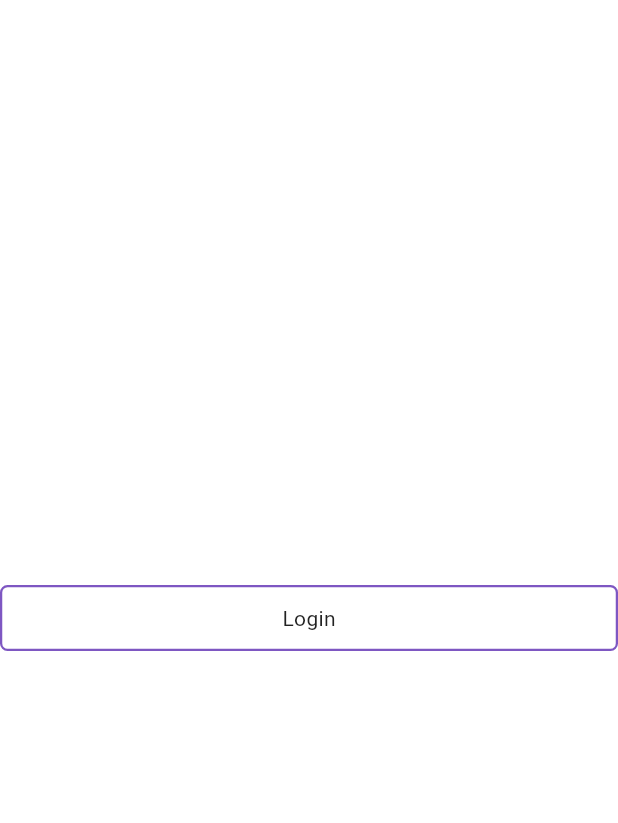
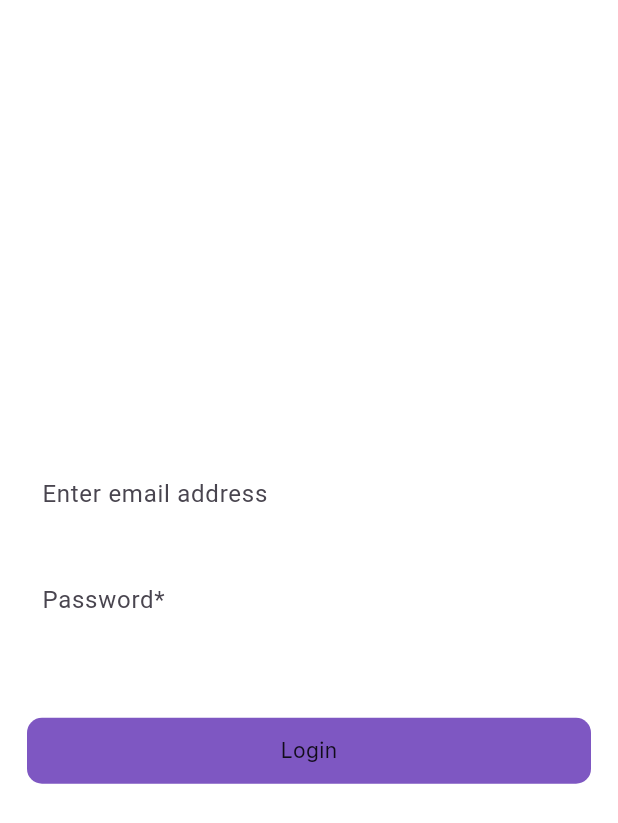
Before and after one commit to thisismanishrajput/flutter-store, a Flutter app: the screen it shows after launch, on a phone screen of 412 x 824 dp. Shown: the top 823 px of the screen. Run offline on Flutter 3.47's test engine with Material 3 defaults, Android fonts, the phone set to English and light mode, and no system bars; our stand-ins replace animate_do, google_fonts; statements that could not run were skipped.

Commit message:
login page and config

```diff
--- a/lib/common/utils/colors.dart
+++ b/lib/common/utils/colors.dart
@@ -1,4 +1,5 @@
 import 'package:flutter/material.dart';
+import 'package:google_fonts/google_fonts.dart';
 
 class AppColors {
   static const primary = Color(0xFF7E57C2);
@@ -13,9 +14,9 @@ class AppColors {
       backgroundColor: primary,
       foregroundColor: Colors.black,
     ),
-    textTheme: const TextTheme(
-      titleLarge: TextStyle(color: Colors.black), // AppBar title color
-      bodyMedium: TextStyle(color: Colors.black87), // Body text color
+    textTheme:   TextTheme(
+      titleLarge: GoogleFonts.inter(color: Colors.black), // AppBar title color
+      bodyMedium: GoogleFonts.inter(color: Colors.black87),
     ),
   );
 
@@ -28,9 +29,9 @@ class AppColors {
       backgroundColor: primary,
       foregroundColor: Colors.white,
     ),
-    textTheme: const TextTheme(
-      titleLarge: TextStyle(color: Colors.white), // AppBar title color
-      bodyMedium: TextStyle(color: Colors.white70), // Body text color
+    textTheme:   TextTheme(
+       titleLarge: GoogleFonts.inter(color: Colors.black),
+      bodyMedium: GoogleFonts.inter(color: Colors.black87),
     ),
     // You can add more dark theme colors if needed
   );
--- /dev/null
+++ b/lib/common/utils/constant.dart
@@ -0,0 +1,25 @@
+
+import 'package:flutter/material.dart';
+import 'package:google_fonts/google_fonts.dart';
+
+class AppConstant{
+  static SizedBox heightSpace() =>const SizedBox(height: 15,);
+}
+
+
+
+class AppTheme {
+
+
+  static TextStyle textFieldStyle(BuildContext context) => GoogleFonts.roboto(
+        fontSize: 16,
+        color:  Theme.of(context).brightness == Brightness.dark ? Colors.white:Colors.black,
+        fontWeight: FontWeight.w500,
+      );
+
+  static TextStyle hintStyle(BuildContext context) => GoogleFonts.roboto(
+        fontSize: 16,
+        color:  Theme.of(context).brightness == Brightness.dark ? Colors.white:Colors.black,
+        fontWeight: FontWeight.w500,
+      );
+}
--- a/lib/common/widgets/primaryButton.dart
+++ b/lib/common/widgets/primaryButton.dart
@@ -27,7 +27,7 @@ class PrimaryButton extends StatelessWidget {
         height: height ?? 44,
         decoration: BoxDecoration(
             color:color,
-            borderRadius:const BorderRadius.all(Radius.circular(5))),
+            borderRadius:const BorderRadius.all(Radius.circular(10))),
         child: Center(
           child: Text(
             title
--- a/lib/main.dart
+++ b/lib/main.dart
@@ -10,7 +10,6 @@ void main() {
 class MyApp extends StatelessWidget {
   const MyApp({super.key});
 
-  // This widget is the root of your application.
   @override
   Widget build(BuildContext context) {
     return MaterialApp(
--- a/lib/screens/auth/login_screen.dart
+++ b/lib/screens/auth/login_screen.dart
@@ -1,5 +1,9 @@
+import 'package:animate_do/animate_do.dart';
 import 'package:flutter/material.dart';
+import 'package:flutter_ecommerce/common/utils/colors.dart';
+import 'package:flutter_ecommerce/common/utils/constant.dart';
 import 'package:flutter_ecommerce/common/widgets/primaryButton.dart';
+import 'package:google_fonts/google_fonts.dart';
 
 class LoginScreen extends StatefulWidget {
   const LoginScreen({super.key});
@@ -9,14 +13,86 @@ class LoginScreen extends StatefulWidget {
 }
 
 class _LoginScreenState extends State<LoginScreen> {
+  TextEditingController _emailController = TextEditingController();
+  TextEditingController _passwordController = TextEditingController();
+
   @override
   Widget build(BuildContext context) {
     return Scaffold(
-      body: Column(
-        mainAxisAlignment: MainAxisAlignment.center,
-        children: [
-          PrimaryOutlineButton(title: "Login", press: (){})
-      ]),
+      body: Padding(
+        padding: const EdgeInsets.only(left: 18.0, right: 18),
+        child: Column(mainAxisAlignment: MainAxisAlignment.center,
+         children: [
+
+          FadeInLeft(
+            child: Container(
+              width: MediaQuery.sizeOf(context).width,
+              height: 56,
+              decoration: const BoxDecoration(
+                  color: Colors.white10,
+                  borderRadius: BorderRadius.all(Radius.circular(10))),
+              child: TextFormField(
+                style: AppTheme.textFieldStyle(),
+                controller: _emailController,
+                keyboardType: TextInputType.name,
+                autocorrect: false,
+                onChanged: (value) {},
+                decoration:   InputDecoration(
+                  border: InputBorder.none,
+                  contentPadding:const EdgeInsets.symmetric(
+                    horizontal: 10,
+                    vertical: 16,
+                  ),
+                  hintText: "Enter email address",
+                   hintStyle: AppTheme.hintStyle()
+                ),
+                textInputAction: TextInputAction.next,
+                validator: (value) {},
+              ),
+            ),
+          ),
+          AppConstant.heightSpace(),
+          FadeInLeft(
+            delay: const Duration(milliseconds: 900),
+            child: Container(
+              width: MediaQuery.sizeOf(context).width,
+              height: 56,
+              decoration: const BoxDecoration(
+                  color: Colors.white10,
+                  borderRadius: BorderRadius.all(Radius.circular(10))),
+              child: TextFormField(
+                style: AppTheme.textFieldStyle(),
+                controller: _passwordController,
+                keyboardType: TextInputType.name,
+                autocorrect: false,
+                onChanged: (value) {},
+                decoration:   InputDecoration(
+                  border: InputBorder.none,
+                  contentPadding: const EdgeInsets.symmetric(
+                    horizontal: 10,
+                    vertical: 16,
+                  ),
+                  hintText: "Password*",
+                  hintStyle: AppTheme.hintStyle()
+                ),
+                textInputAction: TextInputAction.next,
+                validator: (value) {},
+              ),
+            ),
+          ),
+          AppConstant.heightSpace(),
+          FadeInLeft(
+             duration:const Duration(milliseconds: 1000),
+            child: Align(
+              alignment: Alignment.topRight,
+              child: Text("Forgot Password?",style: GoogleFonts.roboto(color: Colors.white,))),
+          ),
+          AppConstant.heightSpace(),
+          FadeInLeft(
+            duration:const Duration(milliseconds: 1100),
+            child: PrimaryButton(title: "Login", press: () {}))
+        ]),
+      ),
     );
   }
 }
```
Also changed, not shown: pubspec.yaml (+3 -68 lines), pubspec.lock, 2 other files.
